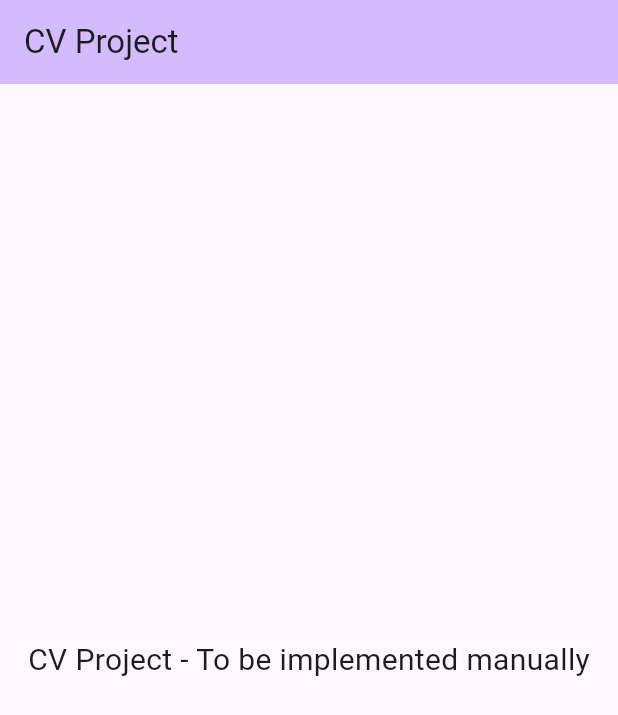
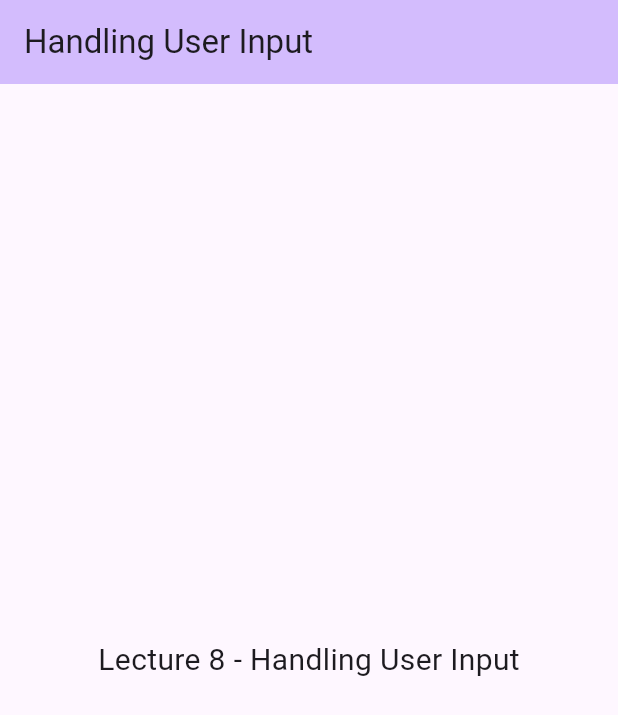
Before and after one commit to salemkode/empty-flutter-app, a Flutter app: the screen it shows after launch, on a phone screen of 412 x 824 dp. Shown: the top 715 px of the screen. Run offline on Flutter 3.47's test engine with Material 3 defaults, Android fonts, the phone set to English and light mode, and no system bars.

Commit message:
Lecture 8: Handling User Input - Template

```diff
--- a/lib/main.dart
+++ b/lib/main.dart
@@ -10,29 +10,34 @@ class MyApp extends StatelessWidget {
   @override
   Widget build(BuildContext context) {
     return MaterialApp(
-      title: 'Lecture 6 - Layouts & Multi-Child Widgets',
+      title: 'Lecture 8 - Handling User Input',
       theme: ThemeData(
         colorScheme: ColorScheme.fromSeed(seedColor: Colors.deepPurple),
         useMaterial3: true,
       ),
-      home: const CVProject(),
+      home: const UserInputPage(),
     );
   }
 }
 
-class CVProject extends StatelessWidget {
-  const CVProject({super.key});
+class UserInputPage extends StatefulWidget {
+  const UserInputPage({super.key});
 
+  @override
+  State<UserInputPage> createState() => _UserInputPageState();
+}
+
+class _UserInputPageState extends State<UserInputPage> {
   @override
   Widget build(BuildContext context) {
     return Scaffold(
       appBar: AppBar(
         backgroundColor: Theme.of(context).colorScheme.inversePrimary,
-        title: const Text('CV Project'),
+        title: const Text('Handling User Input'),
       ),
       body: const Center(
         child: Text(
-          'CV Project - To be implemented manually',
+          'Lecture 8 - Handling User Input',
           style: TextStyle(fontSize: 20),
         ),
       ),
```
